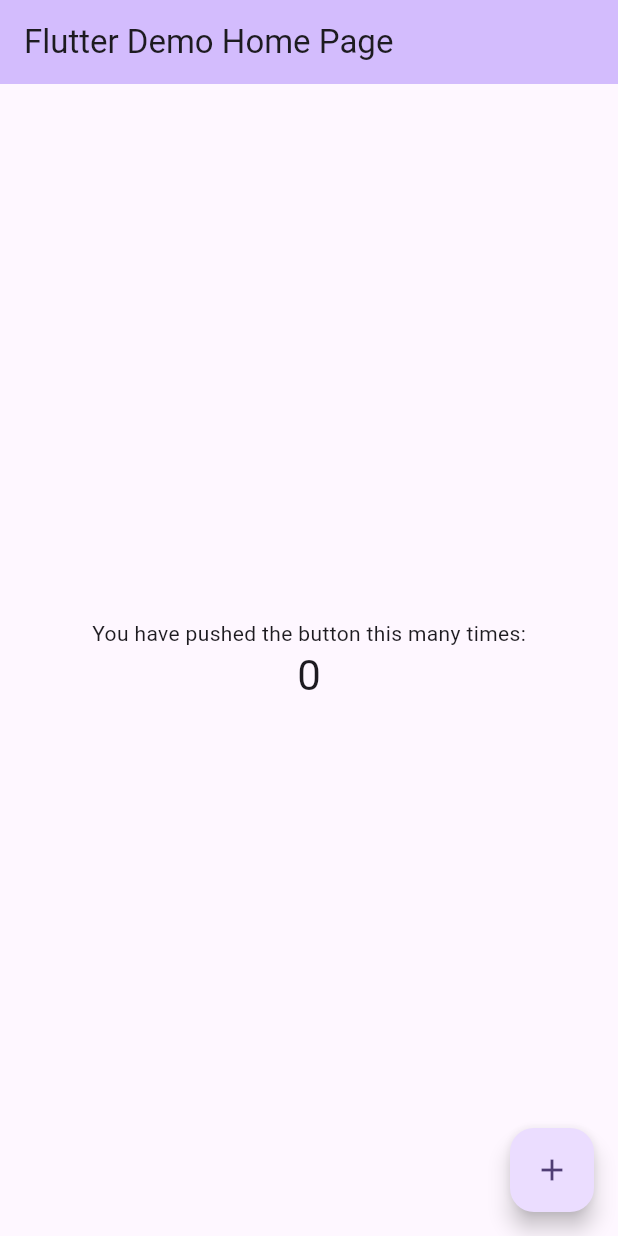
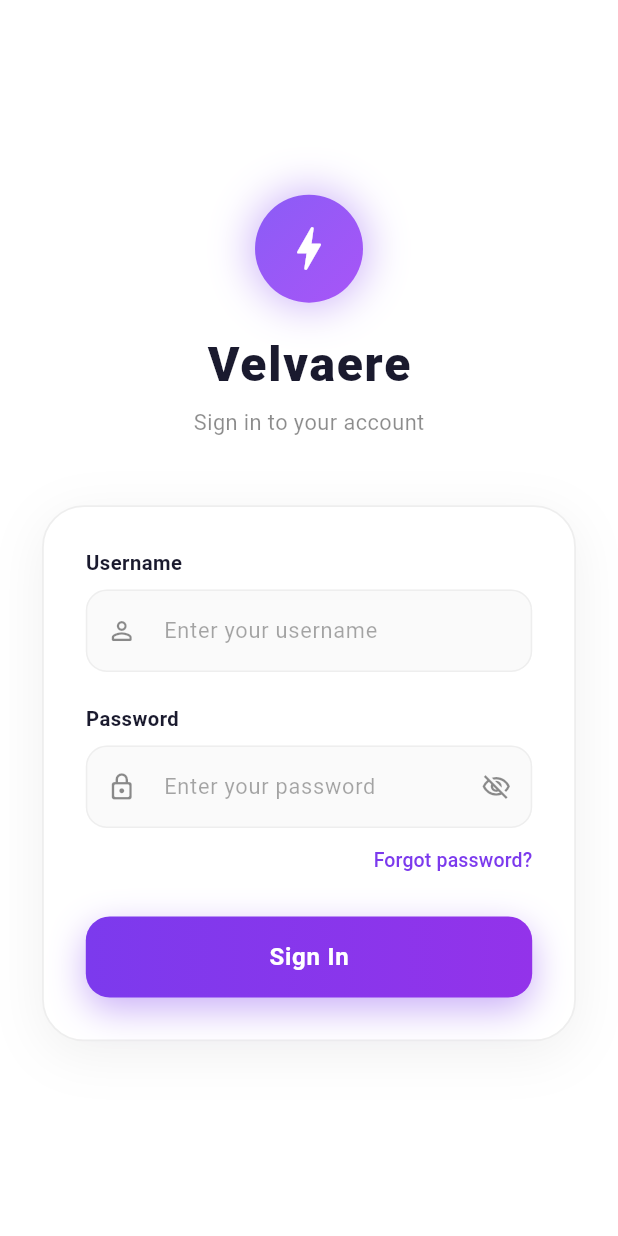
Before and after one commit to teambackoffice/velvaere_mobile_app, a Flutter app: the screen it shows after launch, on a phone screen of 412 x 824 dp. Run offline on Flutter 3.47's test engine with Material 3 defaults, Android fonts, the phone set to English and light mode, and no system bars.

Commit message:
LOGIN PAGE UI

```diff
--- a/lib/main.dart
+++ b/lib/main.dart
@@ -1,4 +1,5 @@
 import 'package:flutter/material.dart';
+import 'package:velvaere_app/view/login_page.dart';
 
 void main() {
   runApp(const MyApp());
@@ -11,112 +12,12 @@ class MyApp extends StatelessWidget {
   @override
   Widget build(BuildContext context) {
     return MaterialApp(
-      title: 'Flutter Demo',
+      debugShowCheckedModeBanner: false,
+      title: 'Velvaere',
       theme: ThemeData(
-        // This is the theme of your application.
-        //
-        // TRY THIS: Try running your application with "flutter run". You'll see
-        // the application has a purple toolbar. Then, without quitting the app,
-        // try changing the seedColor in the colorScheme below to Colors.green
-        // and then invoke "hot reload" (save your changes or press the "hot
-        // reload" button in a Flutter-supported IDE, or press "r" if you used
-        // the command line to start the app).
-        //
-        // Notice that the counter didn't reset back to zero; the application
-        // state is not lost during the reload. To reset the state, use hot
-        // restart instead.
-        //
-        // This works for code too, not just values: Most code changes can be
-        // tested with just a hot reload.
-        colorScheme: .fromSeed(seedColor: Colors.deepPurple),
+        colorScheme: ColorScheme.fromSeed(seedColor: Colors.deepPurple),
       ),
-      home: const MyHomePage(title: 'Flutter Demo Home Page'),
+      home: LoginPage(),
     );
   }
 }
-
-class MyHomePage extends StatefulWidget {
-  const MyHomePage({super.key, required this.title});
-
-  // This widget is the home page of your application. It is stateful, meaning
-  // that it has a State object (defined below) that contains fields that affect
-  // how it looks.
-
-  // This class is the configuration for the state. It holds the values (in this
-  // case the title) provided by the parent (in this case the App widget) and
-  // used by the build method of the State. Fields in a Widget subclass are
-  // always marked "final".
-
-  final String title;
-
-  @override
-  State<MyHomePage> createState() => _MyHomePageState();
-}
-
-class _MyHomePageState extends State<MyHomePage> {
-  int _counter = 0;
-
-  void _incrementCounter() {
-    setState(() {
-      // This call to setState tells the Flutter framework that something has
-      // changed in this State, which causes it to rerun the build method below
-      // so that the display can reflect the updated values. If we changed
-      // _counter without calling setState(), then the build method would not be
-      // called again, and so nothing would appear to happen.
-      _counter++;
-    });
-  }
-
-  @override
-  Widget build(BuildContext context) {
-    // This method is rerun every time setState is called, for instance as done
-    // by the _incrementCounter method above.
-    //
-    // The Flutter framework has been optimized to make rerunning build methods
-    // fast, so that you can just rebuild anything that needs updating rather
-    // than having to individually change instances of widgets.
-    return Scaffold(
-      appBar: AppBar(
-        // TRY THIS: Try changing the color here to a specific color (to
-        // Colors.amber, perhaps?) and trigger a hot reload to see the AppBar
-        // change color while the other colors stay the same.
-        backgroundColor: Theme.of(context).colorScheme.inversePrimary,
-        // Here we take the value from the MyHomePage object that was created by
-        // the App.build method, and use it to set our appbar title.
-        title: Text(widget.title),
-      ),
-      body: Center(
-        // Center is a layout widget. It takes a single child and positions it
-        // in the middle of the parent.
-        child: Column(
-          // Column is also a layout widget. It takes a list of children and
-          // arranges them vertically. By default, it sizes itself to fit its
-          // children horizontally, and tries to be as tall as its parent.
-          //
-          // Column has various properties to control how it sizes itself and
-          // how it positions its children. Here we use mainAxisAlignment to
-          // center the children vertically; the main axis here is the vertical
-          // axis because Columns are vertical (the cross axis would be
-          // horizontal).
-          //
-          // TRY THIS: Invoke "debug painting" (choose the "Toggle Debug Paint"
-          // action in the IDE, or press "p" in the console), to see the
-          // wireframe for each widget.
-          mainAxisAlignment: .center,
-          children: [
-            const Text('You have pushed the button this many times:'),
-            Text(
-              '$_counter',
-              style: Theme.of(context).textTheme.headlineMedium,
-            ),
-          ],
-        ),
-      ),
-      floatingActionButton: FloatingActionButton(
-        onPressed: _incrementCounter,
-        tooltip: 'Increment',
-        child: const Icon(Icons.add),
-      ),
-    );
-  }
-}
--- /dev/null
+++ b/lib/view/login_page.dart
@@ -0,0 +1,381 @@
+import 'package:flutter/material.dart';
+import 'dart:ui';
+
+class LoginPage extends StatefulWidget {
+  const LoginPage({super.key});
+
+  @override
+  State<LoginPage> createState() => _LoginPageState();
+}
+
+class _LoginPageState extends State<LoginPage>
+    with SingleTickerProviderStateMixin {
+  final _usernameController = TextEditingController();
+  final _passwordController = TextEditingController();
+  bool _obscurePassword = true;
+  bool _isLoading = false;
+  late AnimationController _animationController;
+  late Animation<double> _fadeAnimation;
+  late Animation<Offset> _slideAnimation;
+
+  @override
+  void initState() {
+    super.initState();
+    _animationController = AnimationController(
+      vsync: this,
+      duration: const Duration(milliseconds: 900),
+    );
+    _fadeAnimation = CurvedAnimation(
+      parent: _animationController,
+      curve: Curves.easeOut,
+    );
+    _slideAnimation =
+        Tween<Offset>(begin: const Offset(0, 0.12), end: Offset.zero).animate(
+          CurvedAnimation(
+            parent: _animationController,
+            curve: Curves.easeOutCubic,
+          ),
+        );
+    _animationController.forward();
+  }
+
+  @override
+  void dispose() {
+    _usernameController.dispose();
+    _passwordController.dispose();
+    _animationController.dispose();
+    super.dispose();
+  }
+
+  void _handleLogin() async {
+    if (_usernameController.text.isEmpty || _passwordController.text.isEmpty) {
+      ScaffoldMessenger.of(context).showSnackBar(
+        SnackBar(
+          content: const Text('Please fill in all fields'),
+          backgroundColor: Colors.red.shade400,
+          behavior: SnackBarBehavior.floating,
+          shape: RoundedRectangleBorder(
+            borderRadius: BorderRadius.circular(12),
+          ),
+        ),
+      );
+      return;
+    }
+    setState(() => _isLoading = true);
+    await Future.delayed(const Duration(seconds: 2));
+    setState(() => _isLoading = false);
+  }
+
+  @override
+  Widget build(BuildContext context) {
+    final size = MediaQuery.of(context).size;
+
+    return Scaffold(
+      backgroundColor: Colors.white,
+      body: Container(
+        width: double.infinity,
+        height: double.infinity,
+        color: Colors.white,
+        child: SafeArea(
+          child: SingleChildScrollView(
+            padding: const EdgeInsets.symmetric(horizontal: 28),
+            child: SizedBox(
+              height:
+                  size.height -
+                  MediaQuery.of(context).padding.top -
+                  MediaQuery.of(context).padding.bottom,
+              child: FadeTransition(
+                opacity: _fadeAnimation,
+                child: SlideTransition(
+                  position: _slideAnimation,
+                  child: Column(
+                    mainAxisAlignment: MainAxisAlignment.center,
+                    crossAxisAlignment: CrossAxisAlignment.start,
+                    children: [
+                      // Logo / Brand
+                      Center(
+                        child: Column(
+                          children: [
+                            Container(
+                              width: 72,
+                              height: 72,
+                              decoration: BoxDecoration(
+                                shape: BoxShape.circle,
+                                gradient: const LinearGradient(
+                                  colors: [
+                                    Color(0xFF8B5CF6),
+                                    Color(0xFFA855F7),
+                                  ],
+                                  begin: Alignment.topLeft,
+                                  end: Alignment.bottomRight,
+                                ),
+                                boxShadow: [
+                                  BoxShadow(
+                                    color: const Color(
+                                      0xFF7C3AED,
+                                    ).withOpacity(0.4),
+                                    blurRadius: 24,
+                                    spreadRadius: 2,
+                                  ),
+                                ],
+                              ),
+                              child: const Icon(
+                                Icons.bolt_rounded,
+                                color: Colors.white,
+                                size: 38,
+                              ),
+                            ),
+                            const SizedBox(height: 18),
+                            const Text(
+                              'Velvaere',
+                              style: TextStyle(
+                                color: Color(0xFF1A1A2E), // ← dark
+                                fontSize: 32,
+                                fontWeight: FontWeight.w800,
+                                letterSpacing: 1.2,
+                              ),
+                            ),
+                            const SizedBox(height: 6),
+                            Text(
+                              'Sign in to your account',
+                              style: TextStyle(
+                                color: Colors.black.withOpacity(0.45), // ← dark
+                                fontSize: 14.5,
+                                fontWeight: FontWeight.w400,
+                                letterSpacing: 0.3,
+                              ),
+                            ),
+                          ],
+                        ),
+                      ),
+
+                      const SizedBox(height: 44),
+
+                      // Card
+                      Container(
+                        padding: const EdgeInsets.all(28),
+                        decoration: BoxDecoration(
+                          color: Colors.white,
+                          borderRadius: BorderRadius.circular(28),
+                          border: Border.all(
+                            color: Colors.grey.shade200,
+                            width: 1.2,
+                          ),
+                          boxShadow: [
+                            BoxShadow(
+                              color: Colors.black.withOpacity(0.06),
+                              blurRadius: 30,
+                              spreadRadius: 0,
+                              offset: const Offset(0, 8),
+                            ),
+                          ],
+                        ),
+                        child: Column(
+                          crossAxisAlignment: CrossAxisAlignment.start,
+                          children: [
+                            // Username field
+                            _buildLabel('Username'),
+                            const SizedBox(height: 8),
+                            _buildTextField(
+                              controller: _usernameController,
+                              hintText: 'Enter your username',
+                              prefixIcon: Icons.person_outline_rounded,
+                              keyboardType: TextInputType.text,
+                            ),
+
+                            const SizedBox(height: 22),
+
+                            // Password field
+                            _buildLabel('Password'),
+                            const SizedBox(height: 8),
+                            _buildTextField(
+                              controller: _passwordController,
+                              hintText: 'Enter your password',
+                              prefixIcon: Icons.lock_outline_rounded,
+                              obscureText: _obscurePassword,
+                              suffixIcon: IconButton(
+                                icon: Icon(
+                                  _obscurePassword
+                                      ? Icons.visibility_off_outlined
+                                      : Icons.visibility_outlined,
+                                  color: Colors.black45,
+                                  size: 20,
+                                ),
+                                onPressed: () => setState(
+                                  () => _obscurePassword = !_obscurePassword,
+                                ),
+                              ),
+                            ),
+
+                            const SizedBox(height: 12),
+
+                            // Forgot password
+                            Align(
+                              alignment: Alignment.centerRight,
+                              child: TextButton(
+                                onPressed: () {},
+                                style: TextButton.styleFrom(
+                                  padding: EdgeInsets.zero,
+                                  minimumSize: Size.zero,
+                                  tapTargetSize:
+                                      MaterialTapTargetSize.shrinkWrap,
+                                ),
+                                child: const Text(
+                                  'Forgot password?',
+                                  style: TextStyle(
+                                    color: Color(0xFF7C3AED),
+                                    fontSize: 13,
+                                    fontWeight: FontWeight.w500,
+                                  ),
+                                ),
+                              ),
+                            ),
+
+                            const SizedBox(height: 28),
+
+                            // Login button
+                            SizedBox(
+                              width: double.infinity,
+                              height: 54,
+                              child: DecoratedBox(
+                                decoration: BoxDecoration(
+                                  gradient: const LinearGradient(
+                                    colors: [
+                                      Color(0xFF7C3AED),
+                                      Color(0xFF9333EA),
+                                    ],
+                                    begin: Alignment.centerLeft,
+                                    end: Alignment.centerRight,
+                                  ),
+                                  borderRadius: BorderRadius.circular(16),
+                                  boxShadow: [
+                                    BoxShadow(
+                                      color: const Color(
+                                        0xFF7C3AED,
+                                      ).withOpacity(0.4),
+                                      blurRadius: 20,
+                                      offset: const Offset(0, 8),
+                                    ),
+                                  ],
+                                ),
+                                child: ElevatedButton(
+                                  onPressed: _isLoading ? null : _handleLogin,
+                                  style: ElevatedButton.styleFrom(
+                                    backgroundColor: Colors.transparent,
+                                    shadowColor: Colors.transparent,
+                                    shape: RoundedRectangleBorder(
+                                      borderRadius: BorderRadius.circular(16),
+                                    ),
+                                  ),
+                                  child: _isLoading
+                                      ? const SizedBox(
+                                          width: 22,
+                                          height: 22,
+                                          child: CircularProgressIndicator(
+                                            strokeWidth: 2.5,
+                                            color: Colors.white,
+                                          ),
+                                        )
+                                      : const Text(
+                                          'Sign In',
+                                          style: TextStyle(
+                                            color: Colors.white,
+                                            fontSize: 16,
+                                            fontWeight: FontWeight.w700,
+                                            letterSpacing: 0.5,
+                                          ),
+                                        ),
+                                ),
+                              ),
+                            ),
+                          ],
+                        ),
+                      ),
+
+                      // const SizedBox(height: 32),
+
+                      // // Footer
+                      // Center(
+                      //   child: Text(
+                      //     '© 2025 Velvaere. All rights reserved.',
+                      //     style: TextStyle(
+                      //       color: Colors.black.withOpacity(0.3), // ← dark
+                      //       fontSize: 12,
+                      //     ),
+                      //   ),
+                      // ),
+                    ],
+                  ),
+                ),
+              ),
+            ),
+          ),
+        ),
+      ),
+    );
+  }
+
+  Widget _buildLabel(String text) {
+    return Text(
+      text,
+      style: const TextStyle(
+        color: Color(0xFF1A1A2E), // ← dark
+        fontSize: 13.5,
+        fontWeight: FontWeight.w600,
+        letterSpacing: 0.3,
+      ),
+    );
+  }
+
+  Widget _buildTextField({
+    required TextEditingController controller,
+    required String hintText,
+    required IconData prefixIcon,
+    TextInputType keyboardType = TextInputType.text,
+    bool obscureText = false,
+    Widget? suffixIcon,
+  }) {
+    return TextField(
+      controller: controller,
+      obscureText: obscureText,
+      keyboardType: keyboardType,
+      style: const TextStyle(
+        color: Color(0xFF1A1A2E), // ← dark
+        fontSize: 15,
+        fontWeight: FontWeight.w400,
+      ),
+      cursorColor: const Color(0xFF7C3AED),
+      decoration: InputDecoration(
+        hintText: hintText,
+        hintStyle: TextStyle(
+          color: Colors.black.withOpacity(0.35), // ← dark
+          fontSize: 14.5,
+        ),
+        prefixIcon: Icon(
+          prefixIcon,
+          color: Colors.black45, // ← dark
+          size: 20,
+        ),
+        suffixIcon: suffixIcon,
+        filled: true,
+        fillColor: Colors.grey.shade50, // ← light grey fill
+        contentPadding: const EdgeInsets.symmetric(
+          horizontal: 18,
+          vertical: 16,
+        ),
+        border: OutlineInputBorder(
+          borderRadius: BorderRadius.circular(14),
+          borderSide: BorderSide(color: Colors.grey.shade200, width: 1),
+        ),
+        enabledBorder: OutlineInputBorder(
+          borderRadius: BorderRadius.circular(14),
+          borderSide: BorderSide(color: Colors.grey.shade200, width: 1),
+        ),
+        focusedBorder: OutlineInputBorder(
+          borderRadius: BorderRadius.circular(14),
+          borderSide: const BorderSide(color: Color(0xFF8B5CF6), width: 1.5),
+        ),
+      ),
+    );
+  }
+}
```
Also changed, not shown: 2 other files.
